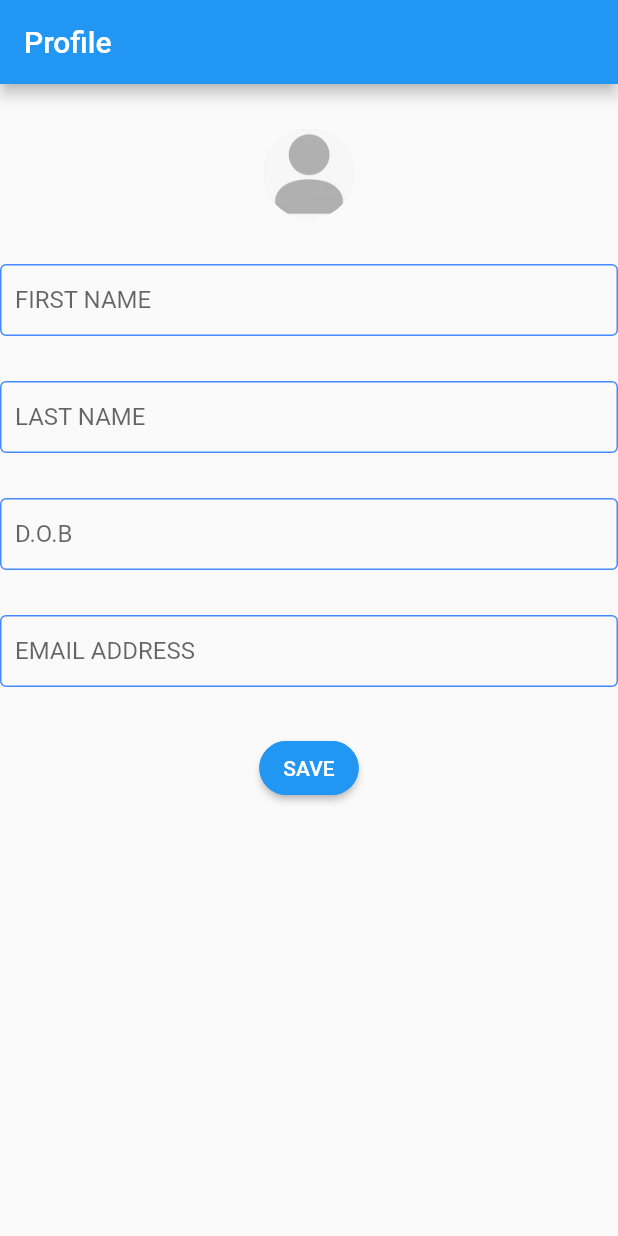
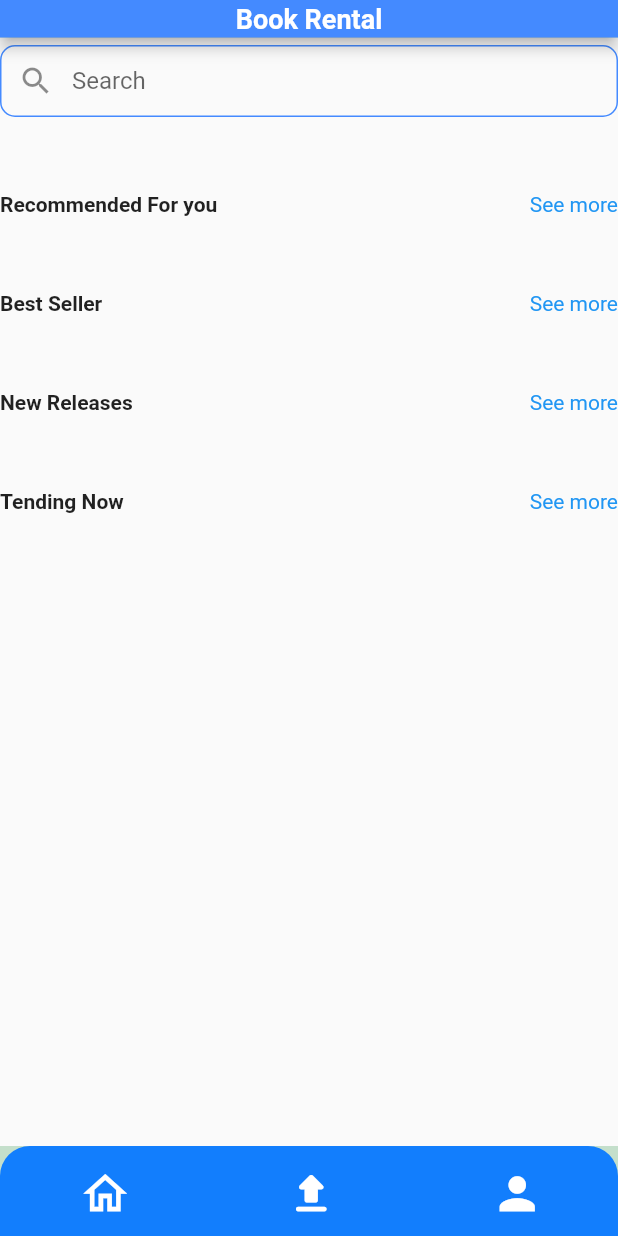
Before and after one commit to Shreyashpatel2701/bookrentalapp, a Flutter app: the screen it shows after launch, on a phone screen of 412 x 824 dp. Run offline on Flutter 3.47's test engine with Material 2 defaults, Android fonts, the phone set to English and light mode, and no system bars; our stand-ins replace auth_buttons.

Commit message:
Home screen bottom navigation added

```diff
--- /dev/null
+++ b/lib/Views/Cart/Cart.dart
@@ -0,0 +1,15 @@
+import 'package:flutter/cupertino.dart';
+import 'package:flutter/material.dart';
+
+class Cart extends StatefulWidget{
+
+ _cart createState() => _cart();
+}
+
+class _cart extends State<Cart>{
+  Widget build(BuildContext buildContext){
+    return Scaffold(
+
+    );
+  }
+}
--- /dev/null
+++ b/lib/Views/Home Screen/Homescreen.dart
@@ -0,0 +1,142 @@
+import 'package:flutter/cupertino.dart';
+import 'package:flutter/material.dart';
+
+class HomeScreen extends StatefulWidget{
+
+  _homescreen createState() => _homescreen();
+}
+
+class _homescreen extends State<HomeScreen>{
+  Widget build(BuildContext buildContext){
+    double height = MediaQuery.of(buildContext).size.height;
+    double width =  MediaQuery.of(buildContext).size.width;
+    return Scaffold(
+      body: SafeArea(
+        child: SingleChildScrollView(
+          child: Column(
+
+            mainAxisAlignment: MainAxisAlignment.start,
+            crossAxisAlignment: CrossAxisAlignment.center,
+            children: [
+
+
+              SizedBox(height: 5,),
+
+            Container(
+             width: width,
+             child : TextField(
+              obscureText: true,
+              decoration: const InputDecoration(
+                border: OutlineInputBorder(
+                    borderRadius: BorderRadius.all(Radius.circular(15)),
+                    borderSide: BorderSide(
+                    color: Colors.blueAccent,
+                  )
+                ),
+                prefixIcon: Icon(Icons.search),
+                labelText: "Search",
+                contentPadding:  EdgeInsets.symmetric(vertical: 0,horizontal: 10),
+                enabledBorder: OutlineInputBorder(
+                    borderRadius: BorderRadius.all(Radius.circular(10)),
+                    borderSide: BorderSide(
+                    color: Colors.blueAccent,
+
+                  )
+                )
+
+              ),
+            ),
+            ),
+
+
+              SizedBox(height: 50,),
+
+
+             Container(
+               child: Row(
+                 children: <Widget>[
+                   Container(
+                     child: Text("Recommended For you",style: TextStyle(fontWeight: FontWeight.bold),),
+                   ),
+                   Flexible(fit: FlexFit.tight, child: SizedBox()),
+                   Container(
+                       child: InkWell(
+                         onTap: (){},
+                         child: Text("See more",style: TextStyle(fontWeight: FontWeight.normal,color: Colors.blue),),
+
+                       )
+                   ),
+                 ],
+               ),
+             ),
+
+
+              SizedBox(height: 50,),
+
+              Container(
+                child: Row(
+                  children: <Widget>[
+                    Container(
+                      child: Text("Best Seller",style: TextStyle(fontWeight: FontWeight.bold),),
+                    ),
+                    Flexible(fit: FlexFit.tight, child: SizedBox()),
+                    Container(
+                        child: InkWell(
+                          onTap: (){},
+                          child: Text("See more",style: TextStyle(fontWeight: FontWeight.normal,color: Colors.blue),),
+
+                        )
+                    ),
+                  ],
+                ),
+              ),
+
+              SizedBox(height: 50,),
+
+              Container(
+                child: Row(
+                  children: <Widget>[
+                    Container(
+                      child: Text("New Releases",style: TextStyle(fontWeight: FontWeight.bold),),
+                    ),
+                    Flexible(fit: FlexFit.tight, child: SizedBox()),
+                    Container(
+                      child: InkWell(
+                      onTap: (){},
+                      child: Text("See more",style: TextStyle(fontWeight: FontWeight.normal,color: Colors.blue),),
+
+                      )
+                    ),
+                  ],
+                ),
+              ),
+
+              SizedBox(height: 50,),
+
+              Container(
+                child: Row(
+                  children: <Widget>[
+                    Container(
+                      child: Text("Tending Now",style: TextStyle(fontWeight: FontWeight.bold),),
+                    ),
+                    Flexible(fit: FlexFit.tight, child: SizedBox()),
+                    Container(
+                      child: InkWell(
+                        onTap: (){},
+                        child :Text("See more",style: TextStyle(fontWeight: FontWeight.normal,color: Colors.blue),),
+                      )
+                    ),
+                  ],
+                ),
+              ),
+
+
+            ],
+
+          ),
+        ),
+      ),
+
+    );
+  }
+}
--- a/lib/main.dart
+++ b/lib/main.dart
@@ -1,9 +1,11 @@
+import 'package:bookrentalapp/Views/Profile/profile.dart';
+import 'package:bookrentalapp/utils/Bottomnavigation.dart';
 import 'package:flutter/material.dart';
 import 'Views/Intro_screen/Splashscreen.dart';
 import 'Views/Intro_screen/FeatureScreen.dart';
 import 'Views/Login_Sign_up_views/Loginoptionsscrren.dart';
 import 'utils/loginsignuptab.dart';
-import 'Profile/profile.dart';
+
 
 var routes = <String, WidgetBuilder>{
   "/FeatureScreen": (BuildContext context) =>  FeatureScreen(),
@@ -30,7 +32,7 @@ class MyApp extends StatelessWidget {
           primarySwatch: Colors.blue,
         ),
         debugShowCheckedModeBanner: false,
-        home:ProfileScreen(),
+        home: Bottomnavigation(),
         routes: routes
     );
   }
--- /dev/null
+++ b/lib/utils/Bottomnavigation.dart
@@ -0,0 +1,102 @@
+import 'package:bookrentalapp/Views/Cart/Cart.dart';
+import 'package:bookrentalapp/Views/Home%20Screen/Homescreen.dart';
+import 'package:bookrentalapp/Views/Login_Sign_up_views/Loginscrren.dart';
+import 'package:bookrentalapp/Views/Profile/profile.dart';
+import 'package:flutter/cupertino.dart';
+import 'package:flutter/material.dart';
+
+class Bottomnavigation extends StatefulWidget{
+
+  _bottomnavigation createState() => _bottomnavigation();
+}
+
+class _bottomnavigation extends State<Bottomnavigation>{
+  int _selectedIndex = 0;
+
+   final screenoptions = [
+     HomeScreen(),
+     Cart(),
+     ProfileScreen(),
+   ];
+
+  Widget build(BuildContext buildContext){
+    double height  = MediaQuery.of(buildContext).size.height;
+    double width = MediaQuery.of(buildContext).size.width;
+    return Scaffold(
+      backgroundColor: const Color(0xffC4DFCB),
+      appBar: AppBar(
+        toolbarHeight: 25,
+        title: Text(
+          "Book Rental",
+          style: TextStyle(
+            color: Colors.white,
+            fontSize: 18,
+            fontWeight: FontWeight.w600,
+          ),
+        ),
+        centerTitle: true,
+        backgroundColor: Colors.blueAccent,
+      ),
+      body: screenoptions[_selectedIndex],
+
+        bottomNavigationBar: buildMyNavBar(buildContext)
+    );
+  }
+
+  Container buildMyNavBar(BuildContext context) {
+    return Container(
+      height: 60,
+      decoration: BoxDecoration(
+        color: Color(0xff127EFD),
+        borderRadius: const BorderRadius.only(
+          topLeft: Radius.circular(20),
+          topRight: Radius.circular(20),
+        ),
+      ),
+      child: Row(
+        mainAxisAlignment: MainAxisAlignment.spaceAround,
+        children: [
+          IconButton(
+            onPressed: (){
+              setState(() {
+                _selectedIndex = 0;
+              });
+            },
+            icon:  _selectedIndex == 0 ?const Icon(Icons.home_outlined,size: 35,color: Colors.white,) : const Icon(
+              Icons.home_filled,
+              color: Colors.white,
+              size: 35,
+            ),
+            enableFeedback: false,
+          ),
+          IconButton(
+            onPressed: (){
+              setState(() {
+                _selectedIndex = 1;
+              });
+            },
+            icon: _selectedIndex == 1 ? Icon(Icons.upload_outlined,size: 35,color: Colors.white,) : const Icon(
+              Icons.upload_rounded,
+              size: 35,
+              color: Colors.white,
+            ),
+            enableFeedback: false,
+          ),
+          IconButton(
+            onPressed: (){
+              setState(() {
+                _selectedIndex = 2;
+              });
+            },
+            icon: _selectedIndex==2 ? Icon(Icons.person_outline_outlined,size: 35,color: Colors.white,) : const Icon(
+              Icons.person,
+              size: 35,
+              color: Colors.white,
+            ),
+            enableFeedback: false,
+          )
+        ],
+      ),
+    );
+  }
+}
```
Also changed, not shown: lib/Views/Profile/profile.dart (renamed from lib/Profile/profile.dart).
